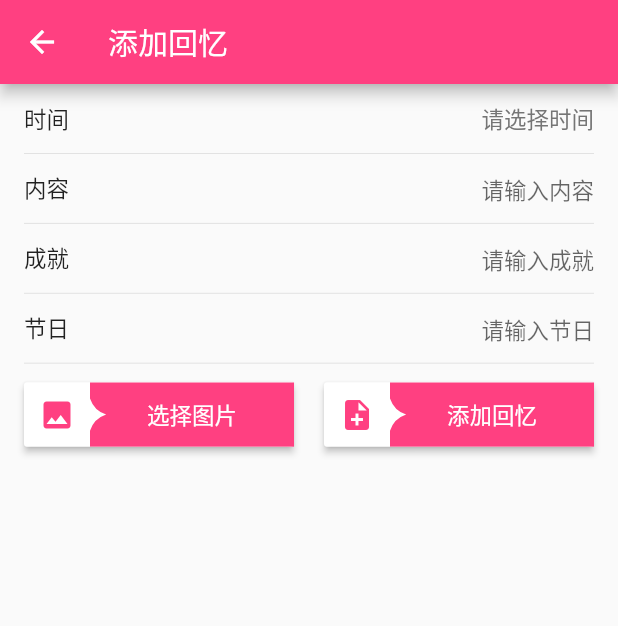
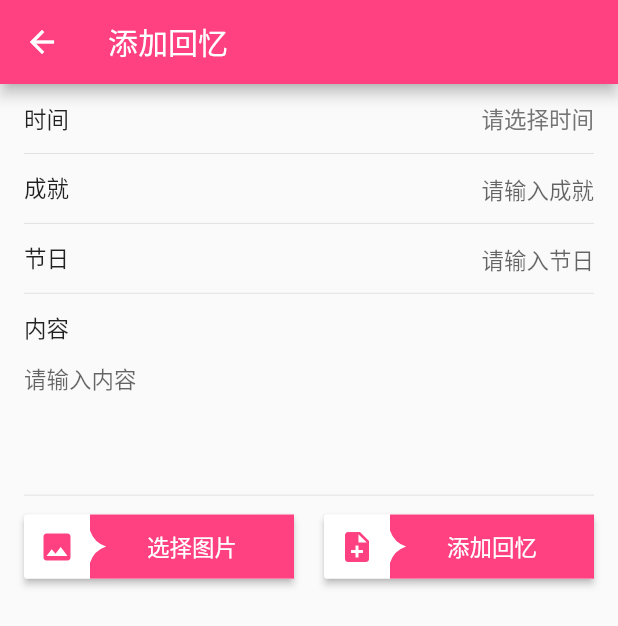
Before and after one commit to taoyimin/love-diary-flutter, a Flutter app: the AddDiaryPage screen opened directly, on a phone screen of 412 x 824 dp. Shown: the top 626 px of the screen. Run offline on Flutter 3.47's test engine with Material 2 defaults, Android fonts, the phone set to English and light mode, and no system bars; drawn by our look-alikes of oktoast; our stand-ins replace assets_audio_player, flutter_easyrefresh, sqflite; missing offline and left inert: common_utils, flustars, flutter_cupertino_date_picker, multi_image_picker; accounts and stored records are empty; statements that could not run were skipped.

Commit message:
regular update

```diff
--- a/lib/add_diary_page.dart
+++ b/lib/add_diary_page.dart
@@ -106,7 +106,8 @@ class _AddDiaryPageState extends State<AddDiaryPage> {
           )
         ],
       ),
-      body: Padding(
+      body: SingleChildScrollView(
+        child: Padding(
           padding: EdgeInsets.symmetric(
             horizontal: 16,
           ),
@@ -130,11 +131,11 @@ class _AddDiaryPageState extends State<AddDiaryPage> {
                 },
               ),
               Gaps.hLine,
-            EditRowWidget(
-              title: '内容',
-              controller: contentController,
-            ),
-            Gaps.hLine,
+//              EditRowWidget(
+//                title: '内容',
+//                controller: contentController,
+//              ),
+//              Gaps.hLine,
               EditRowWidget(
                 title: '成就',
                 controller: achievementController,
@@ -143,6 +144,13 @@ class _AddDiaryPageState extends State<AddDiaryPage> {
               EditRowWidget(
                 title: '节日',
                 controller: festivalController,
+              ),
+              Gaps.hLine,
+              TextAreaWidget(
+                maxLines: 4,
+                title: '内容',
+                controller: contentController,
+                hintText: '请输入内容',
               ),
               Gaps.hLine,
               Gaps.vGap5,
@@ -257,6 +265,7 @@ class _AddDiaryPageState extends State<AddDiaryPage> {
             ],
           ),
         ),
+      ),
     );
   }
 }
--- a/lib/main.dart
+++ b/lib/main.dart
@@ -70,13 +70,11 @@ class _MyHomePageState extends State<MyHomePage> {
       asset: "my_secret.mp3",
       folder: "assets/music/",
     ));
-    assetsAudioPlayer.finished.listen((finished){
-      assetsAudioPlayer.playOrPause();
-    });
   }
 
   @override
   void dispose() {
+    assetsAudioPlayer.stop();
     assetsAudioPlayer.dispose();
     super.dispose();
   }
```
Lines whose indentation alone changed are shown as unchanged.
